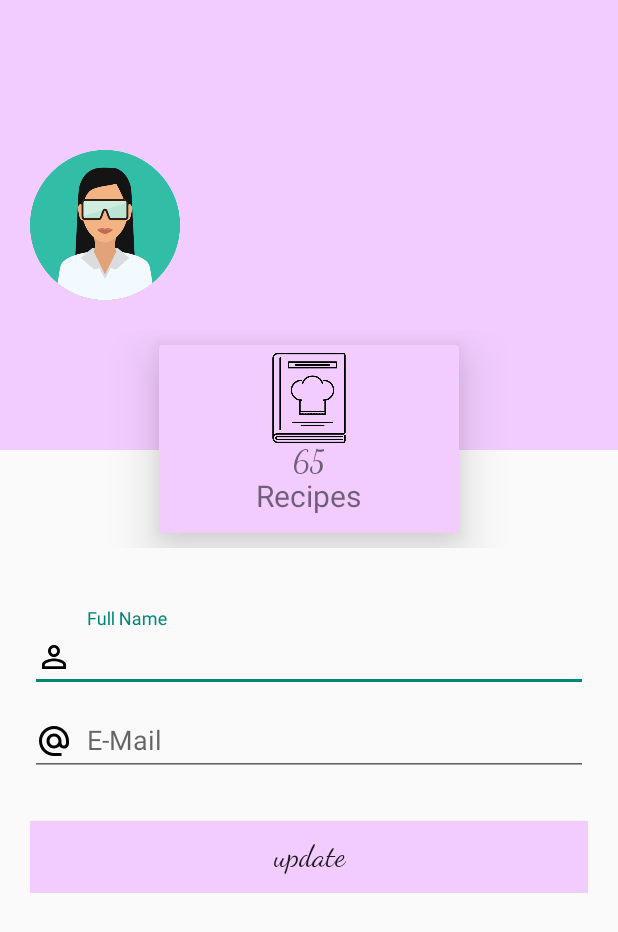
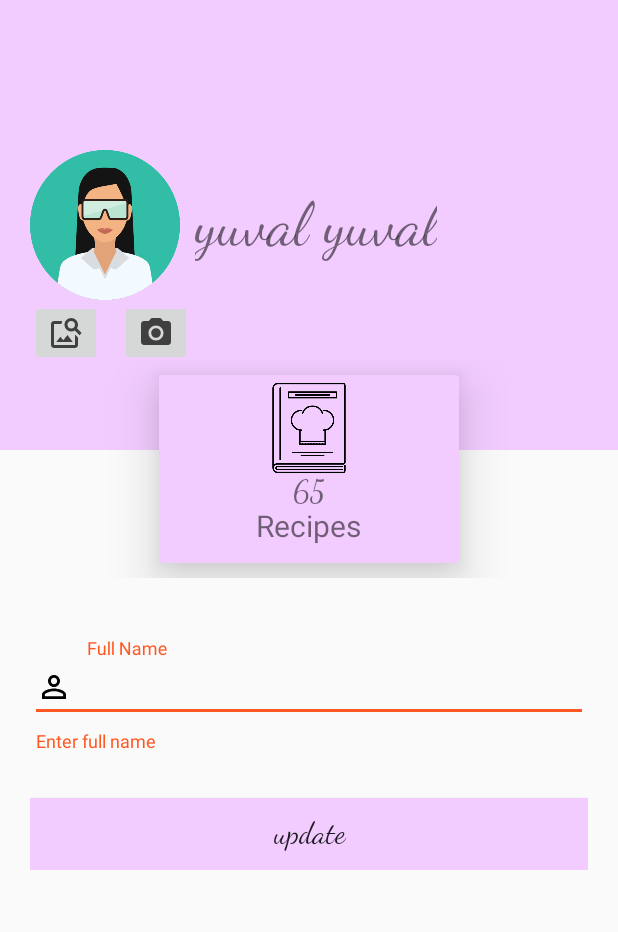
Before and after one commit to yuvalns7/myRecipes, an Android app: the screen it shows after launch once a user with an empty profile is signed in (UserProfileActivity), after a tap on "update", on a phone screen of 412 x 824 dp. Shown: the top 932 px of the screen. Run offline under Robolectric (Android 15) with nearby library versions, the phone set to English and light mode, and no system bars; our stand-ins replace Firebase (no records; nobody signed in at launch, a user with empty details on screens opened directly), Picasso, Room's generated code; pictures from the network do not load; Roboto replaces fonts that are not available here; 3 statements that could not run were skipped.

Commit message:
add image to profile

```diff
--- a/app/src/main/java/com/example/myrecipes/UserProfileActivity.java
+++ b/app/src/main/java/com/example/myrecipes/UserProfileActivity.java
@@ -1,23 +1,38 @@
 package com.example.myrecipes;
 
+import androidx.activity.result.ActivityResultCallback;
+import androidx.activity.result.ActivityResultLauncher;
+import androidx.activity.result.contract.ActivityResultContracts;
 import androidx.appcompat.app.AppCompatActivity;
+import androidx.navigation.Navigation;
 
+import android.graphics.Bitmap;
+import android.graphics.drawable.BitmapDrawable;
+import android.net.Uri;
 import android.os.Bundle;
 import android.view.View;
 import android.widget.Button;
+import android.widget.ImageButton;
+import android.widget.ImageView;
 import android.widget.TextView;
 import android.widget.Toast;
 
 import com.example.myrecipes.model.user.User;
 import com.example.myrecipes.model.user.UserModel;
 import com.google.android.material.textfield.TextInputLayout;
+import com.squareup.picasso.Picasso;
 
 public class UserProfileActivity extends AppCompatActivity {
 
     TextView fullNameTitle ;
-    TextInputLayout fullNameInput, emailInput;
+    TextInputLayout fullNameInput;
+    ImageView profileImg;
     Button updateBtn;
+    ImageButton cameraBtn, galleryBtn;
     User user;
+    ActivityResultLauncher<Void> cameraLauncher;
+    ActivityResultLauncher<String> galleryLauncher;
+    Boolean isAvatarSelected = false;
 
     @Override
     protected void onCreate(Bundle savedInstanceState) {
@@ -26,31 +41,81 @@ public class UserProfileActivity extends AppCompatActivity {
 
         fullNameTitle = findViewById(R.id.full_name);
         fullNameInput = findViewById(R.id.full_name_profile);
-        emailInput = findViewById(R.id.email_profile);
         updateBtn = findViewById(R.id.update_profile_btn);
+        profileImg = findViewById(R.id.profile_image);
+        cameraBtn = findViewById(R.id.cameraButton);
+        galleryBtn = findViewById(R.id.galleryButton);
 
         user = UserModel.instance().getUserProfileDetails();
 
         fullNameTitle.setText(user.getName());
         fullNameInput.getEditText().setText(user.getName());
-        emailInput.getEditText().setText(user.getEmail());
 
-        updateBtn.setOnClickListener(new View.OnClickListener() {
-            @Override
-            public void onClick(View view) {
-                String name = fullNameInput.getEditText().getText().toString();
-                String email = emailInput.getEditText().getText().toString();
+        if (user.getAvatarUrl() != null && user.getAvatarUrl().length() > 5) {
+            Picasso.get().load(user.getAvatarUrl()).placeholder(R.drawable.avatar).into(profileImg);
+        }else{
+            profileImg.setImageResource(R.drawable.avatar);
+        }
 
+        updateBtn.setOnClickListener((view) -> {
+            String name = fullNameInput.getEditText().getText().toString();
+
+            if (isFormValid(name)) {
+                Bitmap bitmap = null;
                 user.setName(name);
-                user.setEmail(email);
 
-                UserModel.instance().updateUserProfile(user, null,  (task) -> {
+                if (isAvatarSelected){
+                    profileImg.setDrawingCacheEnabled(true);
+                    profileImg.buildDrawingCache();
+                    bitmap = ((BitmapDrawable) profileImg.getDrawable()).getBitmap();
+                }
+
+                UserModel.instance().updateUserProfile(user, bitmap,  (task) -> {
                     if (task.isSuccessful()) {
                         fullNameTitle.setText(user.getName());
-                      } else {
+                        Toast.makeText(UserProfileActivity.this, "update user profile Successful", Toast.LENGTH_SHORT).show();
+                    } else {
+                        Toast.makeText(UserProfileActivity.this, "update user profile failed", Toast.LENGTH_SHORT).show();
                     }
                 });
             }
         });
+
+        cameraLauncher = registerForActivityResult(new ActivityResultContracts.TakePicturePreview(), new ActivityResultCallback<Bitmap>() {
+            @Override
+            public void onActivityResult(Bitmap result) {
+                if (result != null) {
+                    profileImg.setImageBitmap(result);
+                    isAvatarSelected = true;
+                }
+            }
+        });
+        galleryLauncher = registerForActivityResult(new ActivityResultContracts.GetContent(), new ActivityResultCallback<Uri>() {
+            @Override
+            public void onActivityResult(Uri result) {
+                if (result != null){
+                    profileImg.setImageURI(result);
+                    isAvatarSelected = true;
+                }
+            }
+        });
+
+        cameraBtn.setOnClickListener(view1->{
+            cameraLauncher.launch(null);
+        });
+
+        galleryBtn.setOnClickListener(view1->{
+            galleryLauncher.launch("image/*");
+        });
+    }
+
+    public boolean isFormValid(String name) {
+        fullNameInput.setError(null);
+        if (name.isEmpty()) {
+            fullNameInput.setError("Enter full name");
+            fullNameInput.requestFocus();
+        }
+
+        return  !name.isEmpty();
     }
 }
--- a/app/src/main/java/com/example/myrecipes/model/user/UserModel.java
+++ b/app/src/main/java/com/example/myrecipes/model/user/UserModel.java
@@ -58,7 +58,7 @@ public class UserModel {
     }
 
     public void updateUserProfile(User user, Bitmap bitmap, Listener<Task<Void>> listener){
-        firebaseModel.updateUserProfile(user, null, (task)->{
+        firebaseModel.updateUserProfile(user, bitmap, (task)->{
             listener.onComplete(task);
         });
     }
--- /dev/null
+++ b/app/src/main/res/drawable/ic_baseline_image_search_24.xml
@@ -0,0 +1,5 @@
+<vector android:height="24dp" android:tint="#404040"
+    android:viewportHeight="24" android:viewportWidth="24"
+    android:width="24dp" xmlns:android="http://schemas.android.com/apk/res/android">
+    <path android:fillColor="@android:color/white" android:pathData="M18,13v7L4,20L4,6h5.02c0.05,-0.71 0.22,-1.38 0.48,-2L4,4c-1.1,0 -2,0.9 -2,2v14c0,1.1 0.9,2 2,2h14c1.1,0 2,-0.9 2,-2v-5l-2,-2zM16.5,18h-11l2.75,-3.53 1.96,2.36 2.75,-3.54zM19.3,8.89c0.44,-0.7 0.7,-1.51 0.7,-2.39C20,4.01 17.99,2 15.5,2S11,4.01 11,6.5s2.01,4.5 4.49,4.5c0.88,0 1.7,-0.26 2.39,-0.7L21,13.42 22.42,12 19.3,8.89zM15.5,9C14.12,9 13,7.88 13,6.5S14.12,4 15.5,4 18,5.12 18,6.5 16.88,9 15.5,9z"/>
+</vector>
--- /dev/null
+++ b/app/src/main/res/drawable/ic_baseline_photo_camera_24.xml
@@ -0,0 +1,6 @@
+<vector android:height="24dp" android:tint="#404040"
+    android:viewportHeight="24" android:viewportWidth="24"
+    android:width="24dp" xmlns:android="http://schemas.android.com/apk/res/android">
+    <path android:fillColor="@android:color/white" android:pathData="M12,12m-3.2,0a3.2,3.2 0,1 1,6.4 0a3.2,3.2 0,1 1,-6.4 0"/>
+    <path android:fillColor="@android:color/white" android:pathData="M9,2L7.17,4L4,4c-1.1,0 -2,0.9 -2,2v12c0,1.1 0.9,2 2,2h16c1.1,0 2,-0.9 2,-2L22,6c0,-1.1 -0.9,-2 -2,-2h-3.17L15,2L9,2zM12,17c-2.76,0 -5,-2.24 -5,-5s2.24,-5 5,-5 5,2.24 5,5 -2.24,5 -5,5z"/>
+</vector>
--- a/app/src/main/res/layout/activity_user_profile.xml
+++ b/app/src/main/res/layout/activity_user_profile.xml
@@ -21,11 +21,27 @@
             android:src="@drawable/avatar"
             android:layout_centerVertical="true"/>
 
+        <ImageButton
+            android:id="@+id/galleryButton"
+            android:layout_width="wrap_content"
+            android:layout_height="wrap_content"
+            android:src="@drawable/ic_baseline_image_search_24"
+            android:layout_below="@id/profile_image"/>
+
+        <ImageButton
+            android:id="@+id/cameraButton"
+            android:layout_width="wrap_content"
+            android:layout_height="wrap_content"
+            android:layout_below="@id/profile_image"
+            android:layout_marginLeft="60dp"
+            android:src="@drawable/ic_baseline_photo_camera_24" />
+
         <TextView
             android:id="@+id/full_name"
             android:layout_width="wrap_content"
             android:layout_height="wrap_content"
             android:textSize="40sp"
+            android:text="yuval yuval"
             android:fontFamily="cursive"
             android:layout_toRightOf="@+id/profile_image"
             android:layout_centerVertical="true"
@@ -36,7 +52,7 @@
 
     <LinearLayout
         android:layout_height="wrap_content"
-        android:layout_marginTop="-100dp"
+        android:layout_marginTop="-80dp"
         android:layout_width="match_parent"
         android:padding="20dp"
         android:gravity="center" >
@@ -95,18 +111,6 @@
                 android:layout_width="match_parent" />
         </com.google.android.material.textfield.TextInputLayout>
 
-        <com.google.android.material.textfield.TextInputLayout
-            android:hint="E-Mail"
-            android:id="@+id/email_profile"
-            android:layout_height="wrap_content"
-            android:layout_width="match_parent">
-            <com.google.android.material.textfield.TextInputEditText
-                android:drawableLeft="@drawable/ic_baseline_alternate_email_24"
-                android:drawablePadding="10dp"
-                android:layout_height="wrap_content"
-                android:layout_width="match_parent" />
-        </com.google.android.material.textfield.TextInputLayout>
-
         <Button
             android:id="@+id/update_profile_btn"
             android:background="#f2ccff"
```
